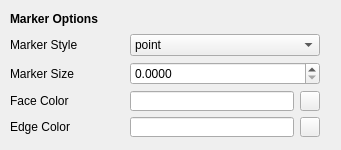
Before: the Qt Designer form qt/python/mantidqt/widgets/plotconfigdialog/curvestabwidget/curves_tab_marker_tab.ui in mantidproject/mantid, drawn with Qt 5.
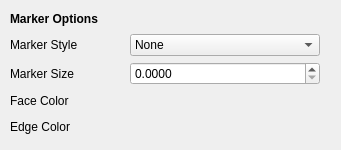
After: the same form once the commit is applied.

Commit message:
Enable marker options
Add docstrings to CurvesTabWidgetPresenter

What changed in the file:
```diff
--- a/qt/python/mantidqt/widgets/plotconfigdialog/curvestabwidget/curves_tab_marker_tab.ui
+++ b/qt/python/mantidqt/widgets/plotconfigdialog/curvestabwidget/curves_tab_marker_tab.ui
@@ -52,6 +52,11 @@
         <height>22</height>
        </size>
       </property>
+      <item>
+       <property name="text">
+        <string>None</string>
+       </property>
+      </item>
       <item>
        <property name="text">
         <string>point</string>
@@ -265,57 +270,6 @@
       </property>
      </spacer>
     </item>
-    <item row="4" column="2">
-     <layout class="QHBoxLayout" name="horizontalLayout_3">
-      <item>
-       <widget class="QLineEdit" name="marker_edge_color_line_edit">
-        <property name="sizePolicy">
-         <sizepolicy hsizetype="Expanding" vsizetype="Fixed">
-          <horstretch>0</horstretch>
-          <verstretch>0</verstretch>
-         </sizepolicy>
-        </property>
-        <property name="minimumSize">
-         <size>
-          <width>10</width>
-          <height>20</height>
-         </size>
-        </property>
-        <property name="readOnly">
-         <bool>true</bool>
-        </property>
-       </widget>
-      </item>
-      <item>
-       <widget class="QPushButton" name="marker_edge_color_line_edit_2">
-        <property name="sizePolicy">
-         <sizepolicy hsizetype="Maximum" vsizetype="Fixed">
-          <horstretch>0</horstretch>
-          <verstretch>0</verstretch>
-         </sizepolicy>
-        </property>
-        <property name="minimumSize">
-         <size>
-          <width>20</width>
-          <height>20</height>
-         </size>
-        </property>
-        <property name="maximumSize">
-         <size>
-          <width>20</width>
-          <height>20</height>
-         </size>
-        </property>
-        <property name="text">
-         <string/>
-        </property>
-        <property name="autoDefault">
-         <bool>false</bool>
-        </property>
-       </widget>
-      </item>
-     </layout>
-    </item>
     <item row="3" column="0">
      <widget class="QLabel" name="width_label_2">
       <property name="text">
@@ -375,57 +329,6 @@
       </property>
      </widget>
     </item>
-    <item row="3" column="2">
-     <layout class="QHBoxLayout" name="horizontalLayout_6">
-      <item>
-       <widget class="QLineEdit" name="marker_face_color_line_edit">
-        <property name="sizePolicy">
-         <sizepolicy hsizetype="Expanding" vsizetype="Fixed">
-          <horstretch>0</horstretch>
-          <verstretch>0</verstretch>
-         </sizepolicy>
-        </property>
-        <property name="minimumSize">
-         <size>
-          <width>10</width>
-          <height>20</height>
-         </size>
-        </property>
-        <property name="readOnly">
-         <bool>true</bool>
-        </property>
-       </widget>
-      </item>
-      <item>
-       <widget class="QPushButton" name="marker_face_color_button">
-        <property name="sizePolicy">
-         <sizepolicy hsizetype="Maximum" vsizetype="Fixed">
-          <horstretch>0</horstretch>
-          <verstretch>0</verstretch>
-         </sizepolicy>
-        </property>
-        <property name="minimumSize">
-         <size>
-          <width>20</width>
-          <height>20</height>
-         </size>
-        </property>
-        <property name="maximumSize">
-         <size>
-          <width>20</width>
-          <height>20</height>
-         </size>
-        </property>
-        <property name="text">
-         <string/>
-        </property>
-        <property name="autoDefault">
-         <bool>false</bool>
-        </property>
-       </widget>
-      </item>
-     </layout>
-    </item>
     <item row="2" column="2">
      <widget class="QDoubleSpinBox" name="marker_size_spin_box">
       <property name="decimals">
@@ -433,6 +336,12 @@
       </property>
      </widget>
     </item>
+    <item row="3" column="2">
+     <widget class="QWidget" name="face_color_dummy_widget" native="true"/>
+    </item>
+    <item row="4" column="2">
+     <widget class="QWidget" name="edge_color_dummy_widget" native="true"/>
+    </item>
    </layout>
   </widget>
  </widget>
```
Left out of the diff: 24 changed lines with no effect on the pictures. The commit also changes 3 other files.
